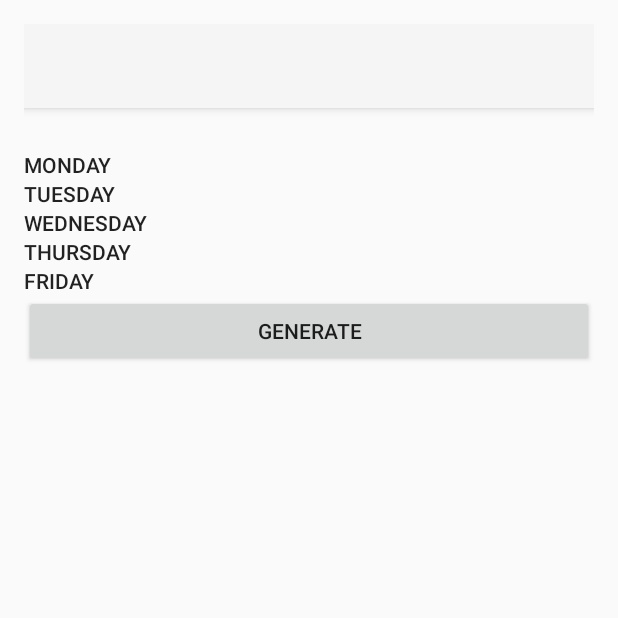
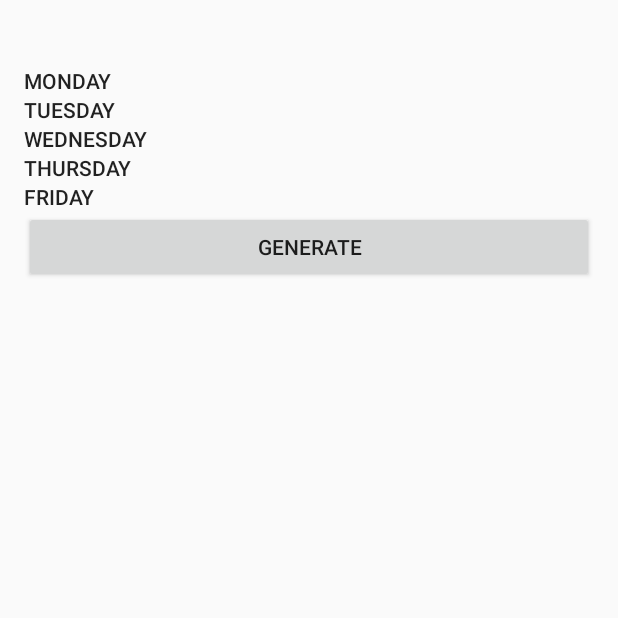
Before and after one commit to jonaru/myClothes, an Android app: the fragment WeeklyPlanFragment shown on its own in the app's theme, on a phone screen of 412 x 824 dp, the top half of it. Run offline under Robolectric (Android 15) with nearby library versions, the phone set to English and light mode, and no system bars.

Commit message:
Removed unused toolbar in fragment_weekly_plan

```diff
--- a/app/src/main/res/layout/fragment_weekly_plan.xml
+++ b/app/src/main/res/layout/fragment_weekly_plan.xml
@@ -14,11 +14,6 @@ xmlns:app="http://schemas.android.com/apk/res-auto">
     android:paddingRight="@dimen/activity_horizontal_margin"
     android:paddingTop="@dimen/activity_vertical_margin"
     tools:context="com.example.jonatan.clothesplanner.WeeklyPlanFragment">
-
-    <include
-        layout="@layout/toolbar_main"
-        android:layout_width="match_parent"
-        android:layout_height="wrap_content"/>
 
     <LinearLayout
         android:id="@+id/weekly_plan_layout"
```
